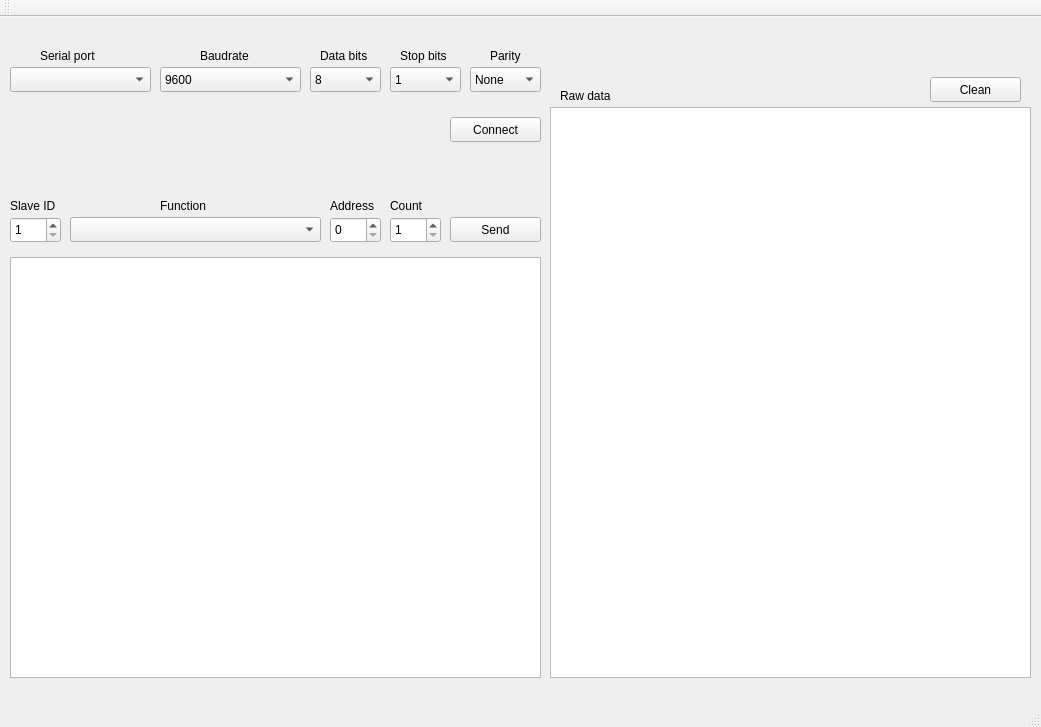
First picture: the form in forms/mainwindow.ui, repository maisvendoo/qmaster, before the edit.
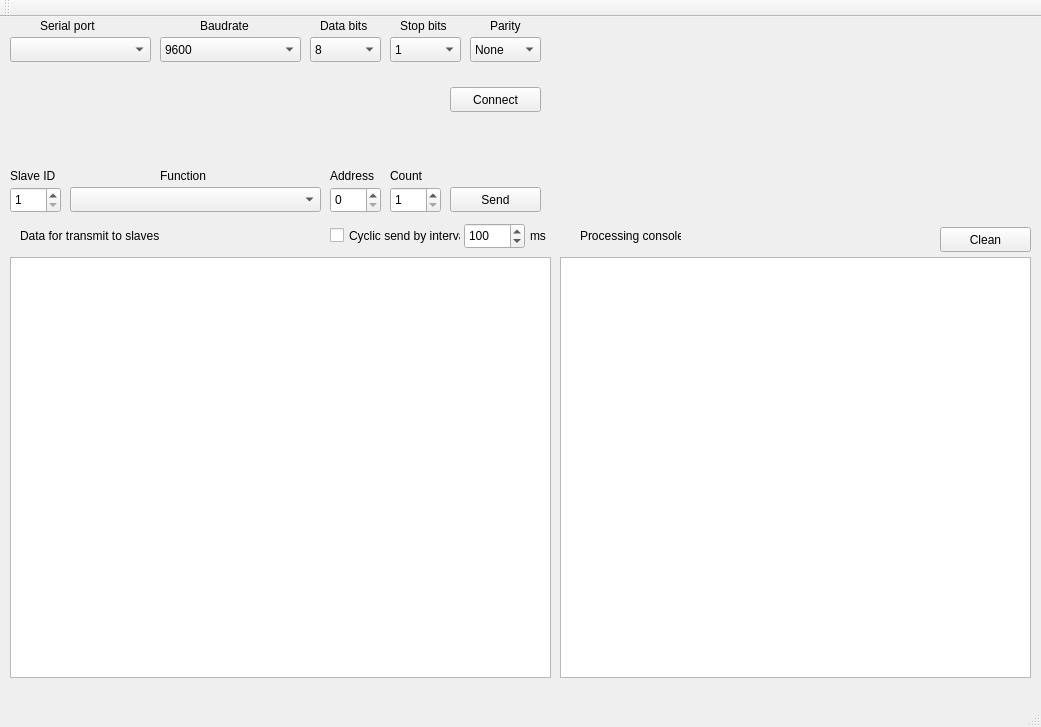
Second picture: the form after the edit. Icons and pictures are not drawn.

Commit message: Cyclic send data is complete

```diff
--- a/forms/mainwindow.ui
+++ b/forms/mainwindow.ui
@@ -25,7 +25,7 @@
     <property name="geometry">
      <rect>
       <x>10</x>
-      <y>50</y>
+      <y>20</y>
       <width>141</width>
       <height>25</height>
      </rect>
@@ -35,7 +35,7 @@
     <property name="geometry">
      <rect>
       <x>160</x>
-      <y>50</y>
+      <y>20</y>
       <width>141</width>
       <height>25</height>
      </rect>
@@ -105,7 +105,7 @@
     <property name="geometry">
      <rect>
       <x>310</x>
-      <y>50</y>
+      <y>20</y>
       <width>71</width>
       <height>25</height>
      </rect>
@@ -143,7 +143,7 @@
     <property name="geometry">
      <rect>
       <x>390</x>
-      <y>50</y>
+      <y>20</y>
       <width>71</width>
       <height>25</height>
      </rect>
@@ -163,7 +163,7 @@
     <property name="geometry">
      <rect>
       <x>470</x>
-      <y>50</y>
+      <y>20</y>
       <width>71</width>
       <height>25</height>
      </rect>
@@ -188,7 +188,7 @@
     <property name="geometry">
      <rect>
       <x>40</x>
-      <y>30</y>
+      <y>0</y>
       <width>71</width>
       <height>17</height>
      </rect>
@@ -201,7 +201,7 @@
     <property name="geometry">
      <rect>
       <x>200</x>
-      <y>30</y>
+      <y>0</y>
       <width>71</width>
       <height>17</height>
      </rect>
@@ -214,7 +214,7 @@
     <property name="geometry">
      <rect>
       <x>320</x>
-      <y>30</y>
+      <y>0</y>
       <width>51</width>
       <height>17</height>
      </rect>
@@ -227,7 +227,7 @@
     <property name="geometry">
      <rect>
       <x>400</x>
-      <y>30</y>
+      <y>0</y>
       <width>51</width>
       <height>17</height>
      </rect>
@@ -240,7 +240,7 @@
     <property name="geometry">
      <rect>
       <x>490</x>
-      <y>30</y>
+      <y>0</y>
       <width>41</width>
       <height>17</height>
      </rect>
@@ -253,7 +253,7 @@
     <property name="geometry">
      <rect>
       <x>450</x>
-      <y>100</y>
+      <y>70</y>
       <width>91</width>
       <height>25</height>
      </rect>
@@ -266,7 +266,7 @@
     <property name="geometry">
      <rect>
       <x>10</x>
-      <y>200</y>
+      <y>170</y>
       <width>51</width>
       <height>26</height>
      </rect>
@@ -282,7 +282,7 @@
     <property name="geometry">
      <rect>
       <x>10</x>
-      <y>180</y>
+      <y>150</y>
       <width>61</width>
       <height>17</height>
      </rect>
@@ -295,7 +295,7 @@
     <property name="geometry">
      <rect>
       <x>70</x>
-      <y>200</y>
+      <y>170</y>
       <width>251</width>
       <height>25</height>
      </rect>
@@ -305,7 +305,7 @@
     <property name="geometry">
      <rect>
       <x>160</x>
-      <y>180</y>
+      <y>150</y>
       <width>61</width>
       <height>17</height>
      </rect>
@@ -318,7 +318,7 @@
     <property name="geometry">
      <rect>
       <x>330</x>
-      <y>200</y>
+      <y>170</y>
       <width>51</width>
       <height>26</height>
      </rect>
@@ -337,7 +337,7 @@
     <property name="geometry">
      <rect>
       <x>390</x>
-      <y>200</y>
+      <y>170</y>
       <width>51</width>
       <height>26</height>
      </rect>
@@ -353,7 +353,7 @@
     <property name="geometry">
      <rect>
       <x>330</x>
-      <y>180</y>
+      <y>150</y>
       <width>61</width>
       <height>17</height>
      </rect>
@@ -366,7 +366,7 @@
     <property name="geometry">
      <rect>
       <x>390</x>
-      <y>180</y>
+      <y>150</y>
       <width>41</width>
       <height>17</height>
      </rect>
@@ -379,7 +379,7 @@
     <property name="geometry">
      <rect>
       <x>450</x>
-      <y>200</y>
+      <y>170</y>
       <width>91</width>
       <height>25</height>
      </rect>
@@ -393,7 +393,7 @@
      <rect>
       <x>10</x>
       <y>240</y>
-      <width>531</width>
+      <width>541</width>
       <height>421</height>
      </rect>
     </property>
@@ -449,31 +449,31 @@
    <widget class="QPlainTextEdit" name="ptRawData">
     <property name="geometry">
      <rect>
-      <x>550</x>
-      <y>90</y>
-      <width>481</width>
-      <height>571</height>
-     </rect>
-    </property>
-   </widget>
-   <widget class="QLabel" name="label_6">
-    <property name="geometry">
-     <rect>
       <x>560</x>
-      <y>70</y>
-      <width>51</width>
+      <y>240</y>
+      <width>471</width>
+      <height>421</height>
+     </rect>
+    </property>
+   </widget>
+   <widget class="QLabel" name="label_6">
+    <property name="geometry">
+     <rect>
+      <x>580</x>
+      <y>210</y>
+      <width>101</width>
       <height>17</height>
      </rect>
     </property>
     <property name="text">
-     <string>Raw data</string>
+     <string>Processing console</string>
     </property>
    </widget>
    <widget class="QPushButton" name="bRawDataClean">
     <property name="geometry">
      <rect>
-      <x>930</x>
-      <y>60</y>
+      <x>940</x>
+      <y>210</y>
       <width>91</width>
       <height>25</height>
      </rect>
@@ -482,6 +482,67 @@
      <string>Clean</string>
     </property>
    </widget>
+   <widget class="QLabel" name="label_7">
+    <property name="geometry">
+     <rect>
+      <x>20</x>
+      <y>210</y>
+      <width>141</width>
+      <height>17</height>
+     </rect>
+    </property>
+    <property name="text">
+     <string>Data for transmit to slaves</string>
+    </property>
+   </widget>
+   <widget class="QCheckBox" name="cCyclicSend">
+    <property name="geometry">
+     <rect>
+      <x>330</x>
+      <y>210</y>
+      <width>131</width>
+      <height>17</height>
+     </rect>
+    </property>
+    <property name="text">
+     <string>Cyclic send by interval</string>
+    </property>
+   </widget>
+   <widget class="QSpinBox" name="sbSendInterval">
+    <property name="geometry">
+     <rect>
+      <x>464</x>
+      <y>206</y>
+      <width>61</width>
+      <height>26</height>
+     </rect>
+    </property>
+    <property name="minimum">
+     <number>1</number>
+    </property>
+    <property name="maximum">
+     <number>65536</number>
+    </property>
+    <property name="singleStep">
+     <number>10</number>
+    </property>
+    <property name="value">
+     <number>100</number>
+    </property>
+   </widget>
+   <widget class="QLabel" name="slaveID_5">
+    <property name="geometry">
+     <rect>
+      <x>530</x>
+      <y>210</y>
+      <width>41</width>
+      <height>17</height>
+     </rect>
+    </property>
+    <property name="text">
+     <string>ms</string>
+    </property>
+   </widget>
   </widget>
   <widget class="QMenuBar" name="menuBar">
    <property name="geometry">
```
The commit also changes 5 other files.
